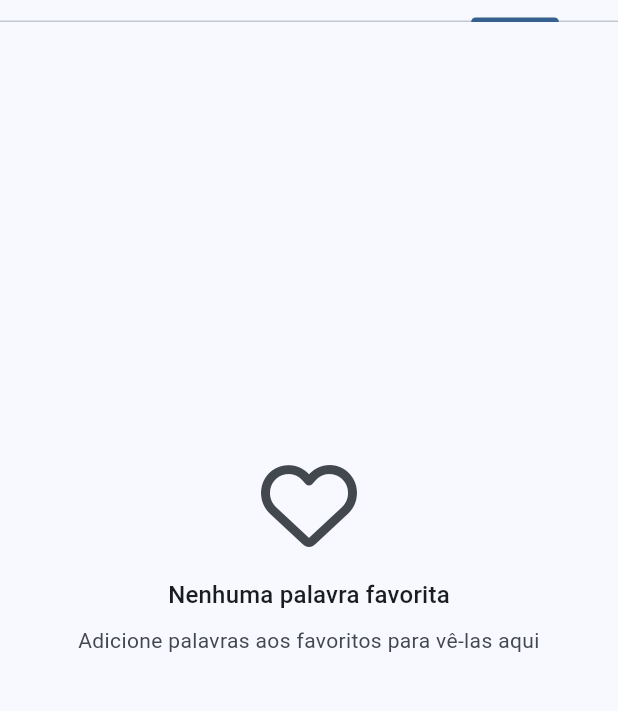
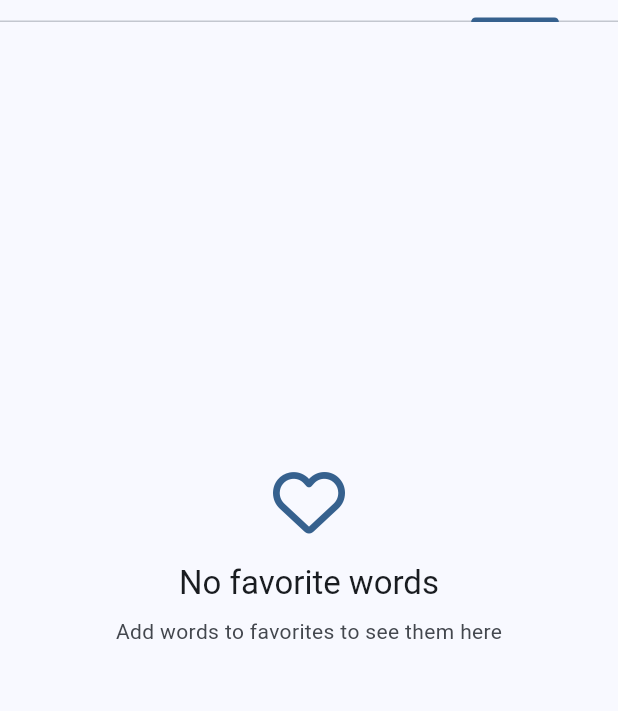
Before and after one commit to kaiquegazola/free_dictionary_app, a Flutter app: the screen it shows after launch, tab 3 chosen, on a phone screen of 412 x 824 dp, the part 146-857 px from its top. Run offline on Flutter 3.47's test engine with Material 3 defaults, Android fonts, the phone set to English and light mode, and no system bars; our stand-ins replace dio, equatable, flutter_mobx, font_awesome_flutter, gap, get_it and 4 more; generated files the repository leaves out were written again.

Commit message:
refactor: fix unused l10n words

```diff
--- a/lib/l10n/app_localizations.dart
+++ b/lib/l10n/app_localizations.dart
@@ -250,6 +250,66 @@ abstract class AppLocalizations {
   /// In en, this message translates to:
   /// **'Antonyms:'**
   String get antonymsLabel;
+
+  /// No description provided for @clear.
+  ///
+  /// In en, this message translates to:
+  /// **'Clear'**
+  String get clear;
+
+  /// No description provided for @previous.
+  ///
+  /// In en, this message translates to:
+  /// **'Previous'**
+  String get previous;
+
+  /// No description provided for @next.
+  ///
+  /// In en, this message translates to:
+  /// **'Next'**
+  String get next;
+
+  /// No description provided for @brazilFlag.
+  ///
+  /// In en, this message translates to:
+  /// **'🇧🇷'**
+  String get brazilFlag;
+
+  /// No description provided for @usaFlag.
+  ///
+  /// In en, this message translates to:
+  /// **'🇺🇸'**
+  String get usaFlag;
+
+  /// No description provided for @showAsList.
+  ///
+  /// In en, this message translates to:
+  /// **'Show as list'**
+  String get showAsList;
+
+  /// No description provided for @showAsGrid.
+  ///
+  /// In en, this message translates to:
+  /// **'Show as grid'**
+  String get showAsGrid;
+
+  /// No description provided for @favoriteWordsCount.
+  ///
+  /// In en, this message translates to:
+  /// **'{count} favorite words'**
+  String favoriteWordsCount(int count);
+
+  /// No description provided for @noFavoriteWords.
+  ///
+  /// In en, this message translates to:
+  /// **'No favorite words'**
+  String get noFavoriteWords;
+
+  /// No description provided for @addFavoritesToSeeHere.
+  ///
+  /// In en, this message translates to:
+  /// **'Add words to favorites to see them here'**
+  String get addFavoritesToSeeHere;
 }
 
 class _AppLocalizationsDelegate extends LocalizationsDelegate<AppLocalizations> {
--- a/lib/screens/details/details_screen.dart
+++ b/lib/screens/details/details_screen.dart
@@ -165,7 +165,6 @@ class _DetailsScreenState extends State<DetailsScreen> {
           return DetailsNavigationBar(
             currentPage: _currentPage,
             totalPages: widget.store.words.length,
-            onBack: () => context.pop(),
             onNext: () {
               _pageController.nextPage(
                 duration: const Duration(milliseconds: 300),
--- a/lib/screens/favorites/widgets/empty_favorites.dart
+++ b/lib/screens/favorites/widgets/empty_favorites.dart
@@ -1,5 +1,6 @@
 import 'package:flutter/material.dart';
 import 'package:font_awesome_flutter/font_awesome_flutter.dart';
+import 'package:free_dictionary/l10n/l10n.dart';
 import 'package:gap/gap.dart';
 
 class EmptyFavorites extends StatelessWidget {
@@ -10,32 +11,27 @@ class EmptyFavorites extends StatelessWidget {
     final theme = Theme.of(context);
 
     return Center(
-      child: Padding(
-        padding: const EdgeInsets.all(32),
       child: Column(
         mainAxisAlignment: MainAxisAlignment.center,
         children: [
           Icon(
             FontAwesomeIcons.heart,
-              size: 64,
-              color: theme.colorScheme.onSurfaceVariant,
+            size: 48,
+            color: theme.colorScheme.primary,
           ),
           const Gap(16),
           Text(
-              'Nenhuma palavra favorita',
-              style: theme.textTheme.titleMedium,
-              textAlign: TextAlign.center,
+            l10n.noFavoriteWords,
+            style: theme.textTheme.titleLarge,
           ),
           const Gap(8),
           Text(
-              'Adicione palavras aos favoritos para vê-las aqui',
+            l10n.addFavoritesToSeeHere,
             style: theme.textTheme.bodyMedium?.copyWith(
               color: theme.colorScheme.onSurfaceVariant,
             ),
-              textAlign: TextAlign.center,
           ),
         ],
-        ),
       ),
     );
   }
--- a/lib/screens/home/home_screen.dart
+++ b/lib/screens/home/home_screen.dart
@@ -33,8 +33,7 @@ class _HomeScreenState extends State<HomeScreen>
   Widget build(BuildContext context) {
     super.build(context);
     return Scaffold(
-      body: SafeArea(
-        child: Column(
+      body: Column(
         children: [
           Row(
             mainAxisAlignment: MainAxisAlignment.end,
@@ -50,7 +49,6 @@ class _HomeScreenState extends State<HomeScreen>
           ),
         ],
       ),
-      ),
     );
   }
 
--- a/lib/screens/home/widgets/view_type_toggle.dart
+++ b/lib/screens/home/widgets/view_type_toggle.dart
@@ -1,5 +1,6 @@
 import 'package:flutter/material.dart';
 import 'package:flutter_mobx/flutter_mobx.dart';
+import 'package:free_dictionary/l10n/l10n.dart';
 
 import '../home_store.dart';
 
@@ -20,7 +21,7 @@ class ViewTypeToggle extends StatelessWidget {
         ),
         onPressed: store.toggleViewType,
         label: Text(
-          store.isGridView ? 'Show as list' : 'Show as grid',
+          store.isGridView ? l10n.showAsList : l10n.showAsGrid,
         ),
       ),
     );
--- a/lib/screens/main/widgets/language_selector.dart
+++ b/lib/screens/main/widgets/language_selector.dart
@@ -20,7 +20,7 @@ class LanguageSelector extends StatelessWidget {
           value: const Locale('pt', 'BR'),
           child: Row(
             children: [
-              Text('🇧🇷'),
+              Text(l10n.brazilFlag),
               const SizedBox(width: 8),
               Text(l10n.portuguese),
               if (store.currentLocale.languageCode == 'pt') const Spacer(),
@@ -33,7 +33,7 @@ class LanguageSelector extends StatelessWidget {
           value: const Locale('en', 'US'),
           child: Row(
             children: [
-              Text('🇺🇸'),
+              Text(l10n.usaFlag),
               const SizedBox(width: 8),
               Text(l10n.english),
               if (store.currentLocale.languageCode == 'en') const Spacer(),
```
Also changed, not shown: lib/l10n/app_en.arb (+18 -1 lines), lib/l10n/app_localizations_en.dart (+32 -0 lines), lib/l10n/app_localizations_pt.dart (+32 -0 lines), lib/l10n/app_pt.arb (+18 -1 lines), lib/screens/details/widgets/details_navigation_bar.dart (+14 -26 lines), lib/screens/favorites/widgets/favorites_header.dart (+8 -13 lines). Lines whose indentation alone changed are shown as unchanged.
